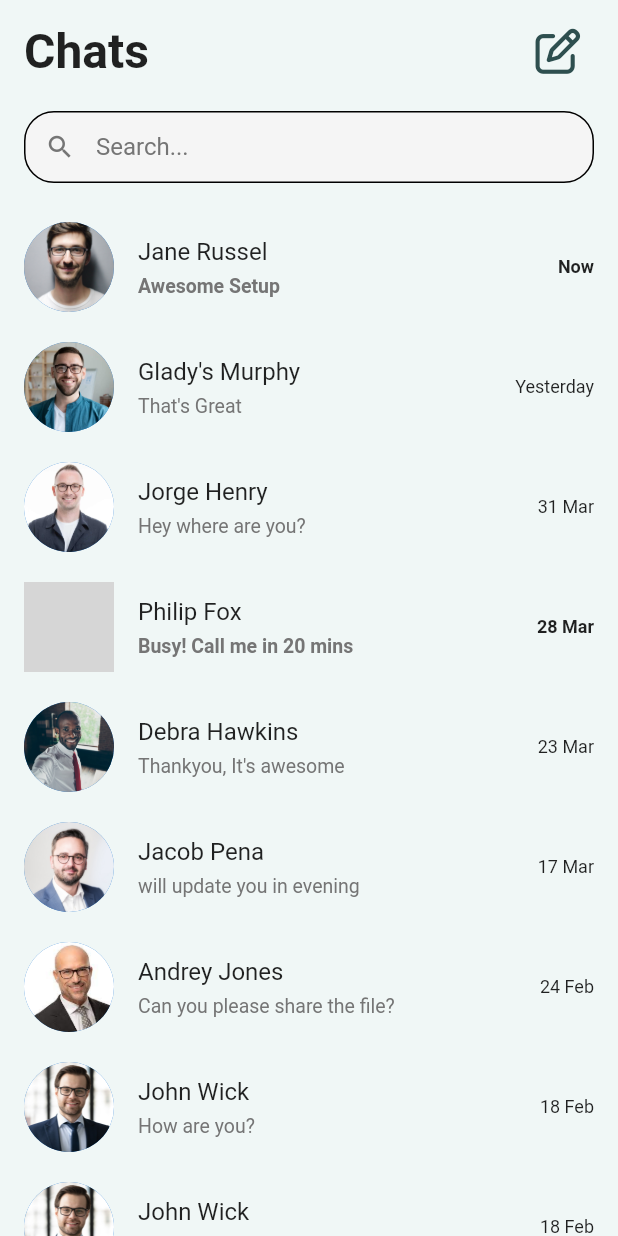
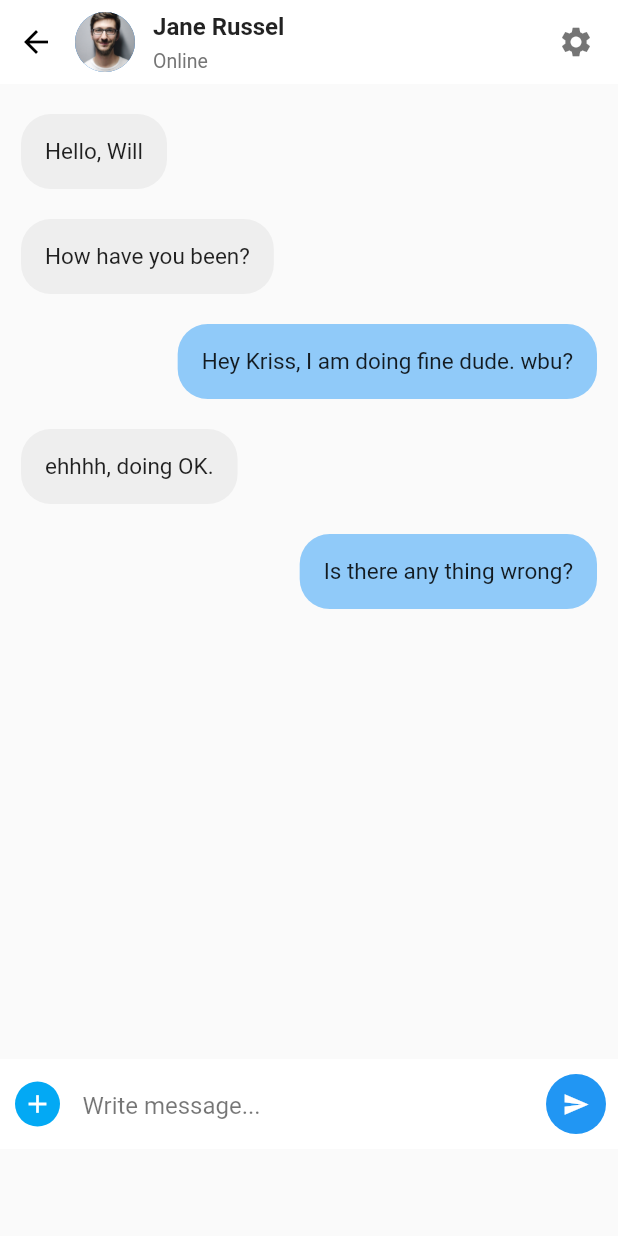
Before and after one commit to Mostafa-Noaman/free_smile_app, a Flutter app: the screen it shows after launch, after a tap on "Jane Russel", on a phone screen of 412 x 824 dp. Run offline on Flutter 3.47's test engine with Material 2 defaults, Android fonts, the light colour scheme and no system bars; our stand-ins replace bloc, conditional_builder_null_safety, dio, flutter_bloc, flutter_spinkit, fluttertoast and 6 more; missing offline and left inert: dart:ffi, dob_input_field; accounts and stored records are empty; grey boxes are pictures that could not be loaded.

Commit message:
build the chat screen

```diff
--- /dev/null
+++ b/lib/model/chat/chat_head_model.dart
@@ -0,0 +1,5 @@
+class ChatHead {
+  String name;
+  String imagePath;
+  ChatHead({required this.name, required this.imagePath});
+}
--- /dev/null
+++ b/lib/model/chat/chat_messages_model.dart
@@ -0,0 +1,5 @@
+class ChatMessage {
+  String messageContent;
+  String messageType;
+  ChatMessage({required this.messageContent, required this.messageType});
+}
--- a/lib/screens/dentist home page/chat/chat_conversations.dart
+++ b/lib/screens/dentist home page/chat/chat_conversations.dart
@@ -1,6 +1,7 @@
 import 'package:flutter/cupertino.dart';
 import 'package:flutter/material.dart';
 import 'package:font_awesome_flutter/font_awesome_flutter.dart';
+import 'package:free_smile_app/screens/dentist%20home%20page/chat/chat_screen.dart';
 
 import '../../../model/chat/chat_users_model.dart';
 
@@ -163,7 +164,11 @@ class _ConversationListState extends State<ConversationList> {
   @override
   Widget build(BuildContext context) {
     return GestureDetector(
-      onTap: () {},
+      onTap: () {
+        print(widget.name);
+        Navigator.push(
+            context, MaterialPageRoute(builder: (context) => ChatScreen()));
+      },
       child: Container(
         padding: EdgeInsets.only(left: 16, right: 16, top: 10, bottom: 10),
         child: Row(
--- /dev/null
+++ b/lib/screens/dentist home page/chat/chat_screen.dart
@@ -0,0 +1,189 @@
+import 'package:flutter/material.dart';
+import 'package:free_smile_app/model/chat/chat_head_model.dart';
+
+import '../../../model/chat/chat_messages_model.dart';
+import '../../../model/chat/chat_users_model.dart';
+
+class ChatScreen extends StatefulWidget {
+  const ChatScreen({Key? key}) : super(key: key);
+
+  @override
+  State<ChatScreen> createState() => _ChatScreenState();
+}
+
+class _ChatScreenState extends State<ChatScreen> {
+  List<ChatMessage> messages = [
+    ChatMessage(messageContent: "Hello, Will", messageType: "receiver"),
+    ChatMessage(messageContent: "How have you been?", messageType: "receiver"),
+    ChatMessage(
+        messageContent: "Hey Kriss, I am doing fine dude. wbu?",
+        messageType: "sender"),
+    ChatMessage(messageContent: "ehhhh, doing OK.", messageType: "receiver"),
+    ChatMessage(
+        messageContent: "Is there any thing wrong?", messageType: "sender"),
+  ];
+  TextEditingController messageController = TextEditingController();
+
+  @override
+  Widget build(BuildContext context) {
+    return Scaffold(
+      appBar: AppBar(
+        elevation: 0,
+        automaticallyImplyLeading: false,
+        backgroundColor: Colors.white,
+        flexibleSpace: SafeArea(
+          child: Container(
+            padding: EdgeInsets.only(right: 16),
+            child: Row(
+              children: <Widget>[
+                IconButton(
+                  onPressed: () {
+                    Navigator.pop(context);
+                  },
+                  icon: Icon(
+                    Icons.arrow_back,
+                    color: Colors.black,
+                  ),
+                ),
+                SizedBox(
+                  width: 2,
+                ),
+                CircleAvatar(
+                  backgroundImage: AssetImage('images/user1.jpg'),
+                  maxRadius: 20,
+                ),
+                SizedBox(
+                  width: 12,
+                ),
+                Expanded(
+                  child: Column(
+                    crossAxisAlignment: CrossAxisAlignment.start,
+                    mainAxisAlignment: MainAxisAlignment.center,
+                    children: <Widget>[
+                      Text(
+                        "Jane Russel",
+                        style: TextStyle(
+                            fontSize: 16, fontWeight: FontWeight.w600),
+                      ),
+                      SizedBox(
+                        height: 6,
+                      ),
+                      Text(
+                        "Online",
+                        style: TextStyle(
+                            color: Colors.grey.shade600, fontSize: 13),
+                      ),
+                    ],
+                  ),
+                ),
+                Icon(
+                  Icons.settings,
+                  color: Colors.black54,
+                ),
+              ],
+            ),
+          ),
+        ),
+      ),
+      body: SingleChildScrollView(
+        keyboardDismissBehavior: ScrollViewKeyboardDismissBehavior.onDrag,
+        child: Column(
+          mainAxisAlignment: MainAxisAlignment.spaceBetween,
+          children: <Widget>[
+            ListView.builder(
+              itemCount: messages.length,
+              shrinkWrap: true,
+              padding: EdgeInsets.only(top: 10, bottom: 10),
+              physics: BouncingScrollPhysics(),
+              itemBuilder: (context, index) {
+                return Container(
+                  padding:
+                      EdgeInsets.only(left: 14, right: 14, top: 10, bottom: 10),
+                  child: Align(
+                    alignment: (messages[index].messageType == "receiver"
+                        ? Alignment.topLeft
+                        : Alignment.topRight),
+                    child: Container(
+                      decoration: BoxDecoration(
+                        borderRadius: BorderRadius.circular(20),
+                        color: (messages[index].messageType == "receiver"
+                            ? Colors.grey.shade200
+                            : Colors.blue[200]),
+                      ),
+                      padding: EdgeInsets.all(16),
+                      child: Text(
+                        messages[index].messageContent,
+                        style: TextStyle(fontSize: 15),
+                      ),
+                    ),
+                  ),
+                );
+              },
+            ),
+            SizedBox(
+              height: 280,
+            ),
+            Container(
+              padding: EdgeInsets.only(left: 10, bottom: 10, top: 10),
+              height: 60,
+              width: double.infinity,
+              color: Colors.white,
+              child: Row(
+                children: <Widget>[
+                  GestureDetector(
+                    onTap: () {},
+                    child: Container(
+                      height: 30,
+                      width: 30,
+                      decoration: BoxDecoration(
+                        color: Colors.lightBlue,
+                        borderRadius: BorderRadius.circular(30),
+                      ),
+                      child: Icon(
+                        Icons.add,
+                        color: Colors.white,
+                        size: 20,
+                      ),
+                    ),
+                  ),
+                  SizedBox(
+                    width: 15,
+                  ),
+                  Expanded(
+                    child: TextField(
+                      controller: messageController,
+                      decoration: InputDecoration(
+                          hintText: "Write message...",
+                          hintStyle: TextStyle(color: Colors.black54),
+                          border: InputBorder.none),
+                    ),
+                  ),
+                  SizedBox(
+                    width: 15,
+                  ),
+                  FloatingActionButton(
+                    onPressed: () {
+                      setState(() {
+                        messages.add(ChatMessage(
+                            messageContent: messageController.text.toString(),
+                            messageType: "sender"));
+                        messageController.clear();
+                      });
+                    },
+                    child: Icon(
+                      Icons.send,
+                      color: Colors.white,
+                      size: 18,
+                    ),
+                    backgroundColor: Colors.blue,
+                    elevation: 0,
+                  ),
+                ],
+              ),
+            ),
+          ],
+        ),
+      ),
+    );
+  }
+}
```
